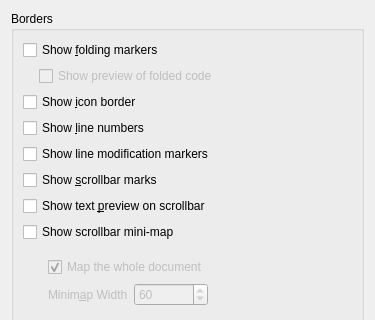
Before: the Qt Designer form src/dialogs/bordersappearanceconfigwidget.ui in KDE/ktexteditor, drawn with Qt 5; both pictures show x 0 to 375 and y 0 to 320 of the 375 by 522 pixel window.
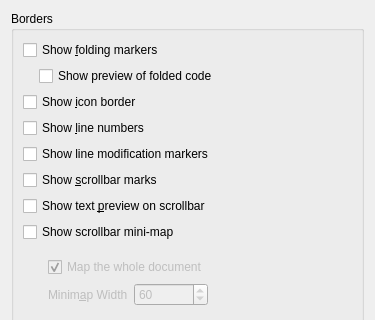
After: the same form once the commit is applied.

Commit message: Always enable "Show preview of folded text" option

Patch:
```diff
--- a/src/dialogs/bordersappearanceconfigwidget.ui
+++ b/src/dialogs/bordersappearanceconfigwidget.ui
@@ -47,9 +47,6 @@
         </item>
         <item>
          <widget class="QCheckBox" name="chkShowFoldingPreview">
-          <property name="enabled">
-           <bool>false</bool>
-          </property>
           <property name="whatsThis">
            <string>If checked, hovering over a folded region shows a preview of the folded text in a popup.</string>
           </property>
```
Left out of the diff: 16 changed lines with no effect on the pictures.
